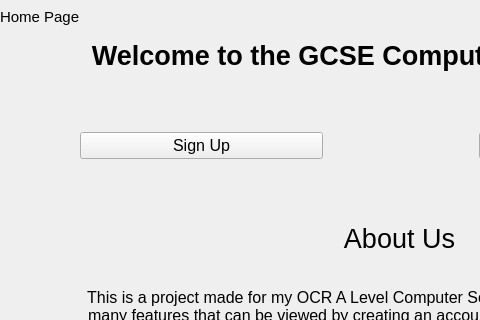
Before: the Qt Designer form ui files/homePage.ui in BXRSRUDIOS/a-level-coursework-project, drawn with Qt 5; both pictures show x 0 to 480 and y 0 to 320 of the 800 by 800 pixel window.
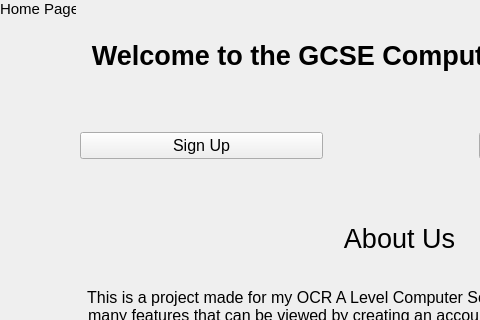
After: the same form once the commit is applied.

Commit message: Added User Interface & Made Changes To Some UIs

```diff
--- a/ui files/homePage.ui
+++ b/ui files/homePage.ui
@@ -10,6 +10,12 @@
     <height>800</height>
    </rect>
   </property>
+  <property name="minimumSize">
+   <size>
+    <width>800</width>
+    <height>800</height>
+   </size>
+  </property>
   <property name="windowTitle">
    <string>MainWindow</string>
   </property>
@@ -19,8 +25,8 @@
      <rect>
       <x>0</x>
       <y>0</y>
-      <width>81</width>
-      <height>33</height>
+      <width>76</width>
+      <height>18</height>
      </rect>
     </property>
     <property name="sizePolicy">
```
The commit also changes 4 other files.
